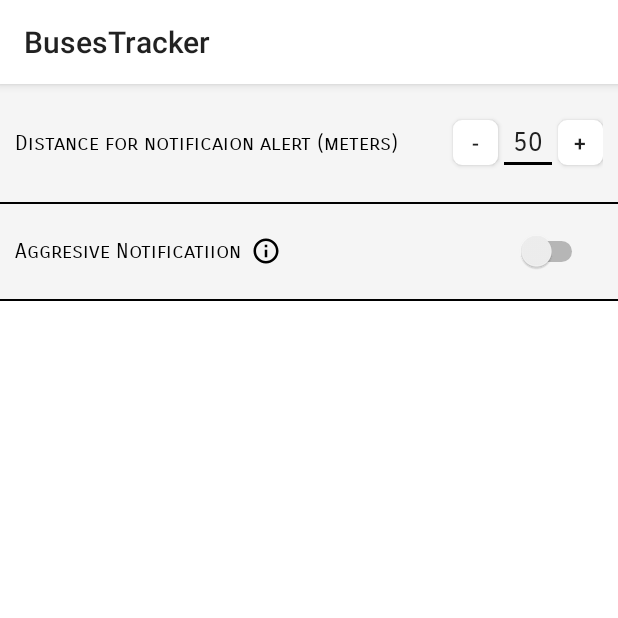
After one commit to safu2011/Bus, an Android app: the ConsumerSettingsActivity screen opened directly, with no data from a screen before it, on a phone screen of 412 x 824 dp, the top half of it. The commit adds this screen. Run offline under Robolectric (Android 15) with nearby library versions, the phone set to English and light mode, and no system bars; our stand-ins replace Firebase (no records; nobody signed in at launch, a user with empty details on screens opened directly).

Commit message:
SETTINGS UPDATED

```diff
--- a/app/src/main/java/com/example/bus/Activities/ConsumerActivity.java
+++ b/app/src/main/java/com/example/bus/Activities/ConsumerActivity.java
@@ -63,6 +63,9 @@ public class ConsumerActivity extends AppCompatActivity implements View.OnClickL
         switch (item.getItemId()) {
             case R.id.nav_sign_out_customer_activity:
                 logout();
+                break;
+            case R.id.nav_settings_customer_activity:
+                startActivity(new Intent(this,ConsumerSettingsActivity.class));
                 break;
         }
         return super.onOptionsItemSelected(item);
--- a/app/src/main/java/com/example/bus/Activities/ConsumerMaps.java
+++ b/app/src/main/java/com/example/bus/Activities/ConsumerMaps.java
@@ -306,7 +306,7 @@ public class ConsumerMaps extends AppCompatActivity implements OnMapReadyCallbac
             public void onDataChange(@NonNull DataSnapshot dataSnapshot) {
                 if(dataSnapshot.exists()){
                     double avgSpeed = 30;
-                    if (dataSnapshot.child("Average speed").exists()){
+                    if (dataSnapshot.child("Average speed").exists() && dataSnapshot.child("Average speed").getValue(double.class) > 0){
                         avgSpeed = dataSnapshot.child("Average speed").getValue(double.class);
                     }
                     double driverLati = dataSnapshot.child("Latitude").getValue(double.class);
--- /dev/null
+++ b/app/src/main/java/com/example/bus/Activities/ConsumerSettingsActivity.java
@@ -0,0 +1,172 @@
+package com.example.bus.Activities;
+
+import androidx.annotation.NonNull;
+import androidx.appcompat.app.AppCompatActivity;
+
+import android.content.Context;
+import android.net.ConnectivityManager;
+import android.net.NetworkInfo;
+import android.os.Bundle;
+import android.text.Editable;
+import android.text.TextWatcher;
+import android.view.View;
+import android.widget.Button;
+import android.widget.EditText;
+import android.widget.Switch;
+import android.widget.Toast;
+
+import com.example.bus.R;
+import com.google.firebase.auth.FirebaseAuth;
+import com.google.firebase.database.DataSnapshot;
+import com.google.firebase.database.DatabaseError;
+import com.google.firebase.database.DatabaseReference;
+import com.google.firebase.database.FirebaseDatabase;
+import com.google.firebase.database.ValueEventListener;
+
+import java.util.ArrayList;
+
+public class ConsumerSettingsActivity extends AppCompatActivity implements View.OnClickListener {
+
+    private Button btnReduceValue , btnIncreaseValue, btnNotificaionHint;
+    private EditText etDistanceValue;
+    private Switch switchNotificaion;
+    private int distanceValue;
+    private ArrayList<String> allDriversIdList;
+
+    @Override
+    protected void onCreate(Bundle savedInstanceState) {
+        super.onCreate(savedInstanceState);
+        setContentView(R.layout.activity_consumer_settings);
+        btnReduceValue = findViewById(R.id.btn_customer_settings_reduce_distance);
+        btnIncreaseValue = findViewById(R.id.btn_customer_settings_increase_distance);
+        btnNotificaionHint = findViewById(R.id.btn_customer_settings_notification_hint);
+        etDistanceValue = findViewById(R.id.et_customer_settings);
+        switchNotificaion = findViewById(R.id.switch_customer_settings);
+        allDriversIdList = new ArrayList<>();
+
+        btnIncreaseValue.setOnClickListener(this);
+        btnReduceValue.setOnClickListener(this);
+        btnNotificaionHint.setOnClickListener(this);
+
+        etDistanceValue.addTextChangedListener(new TextWatcher() {
+            @Override
+            public void beforeTextChanged(CharSequence charSequence, int i, int i1, int i2) {
+            }
+
+            @Override
+            public void onTextChanged(CharSequence charSequence, int i, int i1, int i2) {
+                if(!charSequence.toString().trim().equals("")){
+                    int tempValue = Integer.parseInt(charSequence.toString());
+                    if(tempValue > 1000){
+                        etDistanceValue.setText("1000");
+                        Toast.makeText(ConsumerSettingsActivity.this,"Max limit is 1000",Toast.LENGTH_SHORT).show();
+                    }else{
+                        distanceValue = tempValue;
+                    }
+                }
+
+            }
+
+            @Override
+            public void afterTextChanged(Editable editable) {
+
+            }
+        });
+
+
+        if(isNetworkAvailable()){
+
+            DatabaseReference driversRef = FirebaseDatabase.getInstance().getReference("Consumers List").child(FirebaseAuth.getInstance().getCurrentUser().getUid()).child("Drivers");
+            driversRef.addListenerForSingleValueEvent(new ValueEventListener() {
+                @Override
+                public void onDataChange(@NonNull DataSnapshot dataSnapshot) {
+                    if(dataSnapshot.exists()){
+                        for (DataSnapshot ds : dataSnapshot.getChildren()){
+                            allDriversIdList.add(ds.getKey());
+                        }
+                        DatabaseReference notificationValueRef = FirebaseDatabase.getInstance().getReference("Producers List").child(allDriversIdList.get(0)).child("Customers").child(FirebaseAuth.getInstance().getCurrentUser().getUid()).child("Notification distance values");
+                        notificationValueRef.addListenerForSingleValueEvent(new ValueEventListener() {
+                            @Override
+                            public void onDataChange(@NonNull DataSnapshot dataSnapshot) {
+                                if(dataSnapshot.exists()){
+                                    distanceValue = dataSnapshot.getValue(int.class);
+                                    etDistanceValue.setText(String.valueOf(distanceValue));
+                                }else {
+                                    distanceValue = 50;
+                                }
+                            }
+
+                            @Override
+                            public void onCancelled(@NonNull DatabaseError databaseError) {
+
+                            }
+                        });
+                    }
+                }
+
+                @Override
+                public void onCancelled(@NonNull DatabaseError databaseError) {
+
+                }
+            });
+
+
+
+        }else{
+            distanceValue = 50;
+            Toast.makeText(this,"Please Check your internet !",Toast.LENGTH_LONG).show();
+        }
+
+
+    }
+
+
+    @Override
+    public void onBackPressed() {
+
+        if(distanceValue<30){
+            Toast.makeText(ConsumerSettingsActivity.this,"Min limit is 30",Toast.LENGTH_SHORT).show();
+        }else{
+            if(isNetworkAvailable()){
+                for(int i=0; i<allDriversIdList.size() ;i++){
+                    DatabaseReference notificationValueRef = FirebaseDatabase.getInstance().getReference("Producers List").child(allDriversIdList.get(i)).child("Customers").child(FirebaseAuth.getInstance().getCurrentUser().getUid()).child("Notification distance values");
+                    notificationValueRef.setValue(distanceValue);
+                }
+
+            }else{
+                Toast.makeText(this,"Please Check your internet !",Toast.LENGTH_LONG).show();
+            }
+            super.onBackPressed();
+        }
+    }
+
+    @Override
+    public void onClick(View view) {
+        switch (view.getId()){
+            case R.id.btn_customer_settings_reduce_distance:
+                if(distanceValue>30){
+                    distanceValue--;
+                    etDistanceValue.setText(String.valueOf(distanceValue));
+                }else{
+                    etDistanceValue.setText("30");
+                    Toast.makeText(getBaseContext(),"Limit Reached",Toast.LENGTH_SHORT).show();
+                }
+                break;
+            case R.id.btn_customer_settings_increase_distance:
+                if(distanceValue<1000){
+                    distanceValue++;
+                    etDistanceValue.setText(String.valueOf(distanceValue));
+                }else{
+                    Toast.makeText(getBaseContext(),"Limit Reached",Toast.LENGTH_SHORT).show();
+                }
+                break;
+            case R.id.btn_customer_settings_notification_hint:
+                Toast.makeText(getBaseContext(),"distance = "+ distanceValue,Toast.LENGTH_SHORT).show();
+                break;
+        }
+    }
+    private boolean isNetworkAvailable() {
+        NetworkInfo networkInfo = ((ConnectivityManager)getSystemService(Context.CONNECTIVITY_SERVICE)).getActiveNetworkInfo();
+        return networkInfo != null && networkInfo.isConnected();
+    }
+}
--- a/app/src/main/java/com/example/bus/FragmentsAddNewDriver/ChoosePickUpLocationFragment.java
+++ b/app/src/main/java/com/example/bus/FragmentsAddNewDriver/ChoosePickUpLocationFragment.java
@@ -330,7 +330,6 @@ public class ChoosePickUpLocationFragment extends Fragment implements OnMapReady
                 return;
             }
         });
-
         driverRef.child("Pick up point latitude").setValue(myMarker.getPosition().latitude);
         driverRef.child("Pick up point longitude").setValue(myMarker.getPosition().longitude).addOnCompleteListener(new OnCompleteListener<Void>() {
             @Override
--- a/app/src/main/java/com/example/bus/InfoFragmentUi/ConsumerRequestFragment.java
+++ b/app/src/main/java/com/example/bus/InfoFragmentUi/ConsumerRequestFragment.java
@@ -77,7 +77,7 @@ public class ConsumerRequestFragment extends Fragment {
                         String customerPhoneNumber = ds.child("Phone Number").getValue(String.class);
                         String customerLatti = ds.child("Pick up point latitude").getValue(Double.class).toString();
                         String customerLongi = ds.child("Pick up point longitude").getValue(Double.class).toString();
-                        newCustomersRequestsList.add(new CustomerModelClass(customerId, customerName, customerPhoneNumber, customerLatti, customerLongi, null, false));
+                        newCustomersRequestsList.add(new CustomerModelClass(customerId, customerName, customerPhoneNumber, customerLatti, customerLongi, null, false,0));
                         lyNoRequests.setVisibility(View.GONE);
                     }
                     hideNoInternetScreen();
--- a/app/src/main/java/com/example/bus/ModelClasses/CustomerModelClass.java
+++ b/app/src/main/java/com/example/bus/ModelClasses/CustomerModelClass.java
@@ -18,7 +18,8 @@ public class CustomerModelClass implements Serializable {
     private PolylineOptions polylineOptions;
     private Boolean isOnLeave = false;
     private ArrayList<String> LeaveDates = new ArrayList<>();
-    public CustomerModelClass(String id, String name, String phoneNumber, String latitude, String longitude, String databaseReference,Boolean isOnLeave) {
+    private int notificationDistance;
+    public CustomerModelClass(String id, String name, String phoneNumber, String latitude, String longitude, String databaseReference,Boolean isOnLeave,int notificationDistance) {
         this.id = id;
         this.name = name;
         this.phoneNumber = phoneNumber;
@@ -26,6 +27,7 @@ public class CustomerModelClass implements Serializable {
         this.longitude = Double.parseDouble(longitude);
         this.databaseReference = databaseReference;
         this.isOnLeave = isOnLeave;
+        this.notificationDistance = notificationDistance;
     }
 
     public String getId() {
@@ -105,4 +107,6 @@ public class CustomerModelClass implements Serializable {
     public ArrayList<String> getLeaveDats(){
         return LeaveDates;
     }
+
+    public int getNotificationDistance(){return notificationDistance;}
 }
--- a/app/src/main/java/com/example/bus/Services/ProducerService.java
+++ b/app/src/main/java/com/example/bus/Services/ProducerService.java
@@ -147,7 +147,7 @@ public class ProducerService extends Service implements LocationListener {
         myLatlang = newPosition;
         updateLocationInDatabase();
 
-        if (currentTargetedCustomer != null && currentTargetedCustomer.getCustomerDistanceRemaining() < 50.0) {
+        if (currentTargetedCustomer != null && currentTargetedCustomer.getCustomerDistanceRemaining() <= currentTargetedCustomer.getNotificationDistance()) {
             // bus has arrived at target location
             for (CustomerModelClass customer : customersList) {
                 if (customer.getCustomerName().equals(currentTargetedCustomer.getCustomerName())) {
@@ -274,7 +274,7 @@ public class ProducerService extends Service implements LocationListener {
                 customer.setCustomerDistanceRemaining(getDistanceFromProducer(myLatlang, customer));
         }
         // for finding the nearest customer
-        CustomerModelClass nearestCustomer = new CustomerModelClass(null, "temp", null, "0", "0", null,false);
+        CustomerModelClass nearestCustomer = new CustomerModelClass(null, "temp", null, "0", "0", null,false,50);
         nearestCustomer.setCustomerDistanceRemaining(100000000000000000.0);
 
         for (final CustomerModelClass customer : customersList) {
--- /dev/null
+++ b/app/src/main/res/drawable/ic_info_outline_black.xml
@@ -0,0 +1,9 @@
+<vector xmlns:android="http://schemas.android.com/apk/res/android"
+        android:width="24dp"
+        android:height="24dp"
+        android:viewportWidth="24.0"
+        android:viewportHeight="24.0">
+    <path
+        android:fillColor="#FF000000"
+        android:pathData="M11,17h2v-6h-2v6zM12,2C6.48,2 2,6.48 2,12s4.48,10 10,10 10,-4.48 10,-10S17.52,2 12,2zM12,20c-4.41,0 -8,-3.59 -8,-8s3.59,-8 8,-8 8,3.59 8,8 -3.59,8 -8,8zM11,9h2L13,7h-2v2z"/>
+</vector>
--- /dev/null
+++ b/app/src/main/res/layout/activity_consumer_settings.xml
@@ -0,0 +1,115 @@
+<?xml version="1.0" encoding="utf-8"?>
+<LinearLayout xmlns:android="http://schemas.android.com/apk/res/android"
+    xmlns:tools="http://schemas.android.com/tools"
+    android:layout_width="match_parent"
+    android:layout_height="match_parent"
+    android:orientation="vertical"
+    tools:context=".Activities.ConsumerSettingsActivity"
+    android:background="#fff">
+
+    <LinearLayout
+        android:layout_width="match_parent"
+        android:layout_height="wrap_content"
+        android:orientation="horizontal"
+        android:paddingTop="18dp"
+        android:paddingBottom="18dp"
+        android:paddingLeft="10dp"
+        android:background="#F5F5F5"
+        android:gravity="center_vertical"
+
+        >
+
+        <TextView
+            android:layout_width="wrap_content"
+            android:layout_height="wrap_content"
+            android:text="Distance for notificaion alert (meters)"
+            android:fontFamily="sans-serif-smallcaps"
+            android:textColor="#000" />
+
+        <LinearLayout
+            android:layout_width="match_parent"
+            android:layout_height="wrap_content"
+            android:layout_marginRight="10dp"
+            android:orientation="horizontal"
+            android:clipToPadding="true"
+            android:gravity="right"
+            >
+            <Button
+                android:id="@+id/btn_customer_settings_reduce_distance"
+                android:layout_width="30dp"
+                android:layout_height="30dp"
+                android:elevation="22dp"
+                android:text="-"
+                android:background="@drawable/bg_edittext"/>
+
+            <EditText
+                android:id="@+id/et_customer_settings"
+                android:layout_width="wrap_content"
+                android:layout_height="wrap_content"
+                android:fontFamily="sans-serif-smallcaps"
+                android:paddingRight="10dp"
+                android:paddingLeft="10dp"
+                android:text="50"
+                android:inputType="number"
+                android:gravity="center"/>
+
+            <Button
+                android:id="@+id/btn_customer_settings_increase_distance"
+                android:layout_width="30dp"
+                android:layout_height="30dp"
+                android:text="+"
+                android:elevation="22dp"
+                android:background="@drawable/bg_edittext"/>
+        </LinearLayout>
+    </LinearLayout>
+
+    <LinearLayout
+        android:layout_width="match_parent"
+        android:layout_height="1dp"
+        android:background="#000"/>
+
+    <LinearLayout
+        android:layout_width="match_parent"
+        android:layout_height="wrap_content"
+        android:orientation="horizontal"
+        android:paddingTop="18dp"
+        android:paddingBottom="18dp"
+        android:paddingLeft="10dp"
+        android:background="#F5F5F5"
+        android:gravity="center_vertical"
+        >
+
+        <TextView
+            android:layout_width="wrap_content"
+            android:layout_height="wrap_content"
+            android:text="Aggresive Notificatiion"
+            android:fontFamily="sans-serif-smallcaps"
+            android:textColor="#000" />
+        <Button
+            android:id="@+id/btn_customer_settings_notification_hint"
+            android:layout_width="20dp"
+            android:layout_height="20dp"
+            android:background="@drawable/ic_info_outline_black"
+            android:layout_marginLeft="6dp"/>
+
+        <LinearLayout
+            android:layout_width="match_parent"
+            android:layout_height="wrap_content"
+            android:layout_marginRight="20dp"
+            android:orientation="horizontal"
+            android:clipToPadding="true"
+            android:gravity="right"
+            >
+            <Switch
+                android:id="@+id/switch_customer_settings"
+                android:layout_width="wrap_content"
+                android:layout_height="wrap_content" />
+        </LinearLayout>
+    </LinearLayout>
+
+    <LinearLayout
+        android:layout_width="match_parent"
+        android:layout_height="1dp"
+        android:background="#000"/>
+
+</LinearLayout>
--- a/app/src/main/res/layout/fragment_personal_info.xml
+++ b/app/src/main/res/layout/fragment_personal_info.xml
@@ -4,7 +4,8 @@
     android:id="@+id/constraintLayout"
     android:layout_width="match_parent"
     android:layout_height="match_parent"
-    tools:context=".InfoFragmentUi.ProviderPersonalInfoFragment">
+    tools:context=".InfoFragmentUi.ProviderPersonalInfoFragment"
+    android:animateLayoutChanges="true">
 
     <LinearLayout
         android:id="@+id/ly_no_internet_personal_info_fragment"
```
Also changed, not shown: app/src/debug/res/menu/activity_main_customer_activity.xml (+12 -6 lines), app/src/main/AndroidManifest.xml (+4 -4 lines), app/src/main/java/com/example/bus/Activities/ProducerMapsActivity.java (+7 -2 lines).
